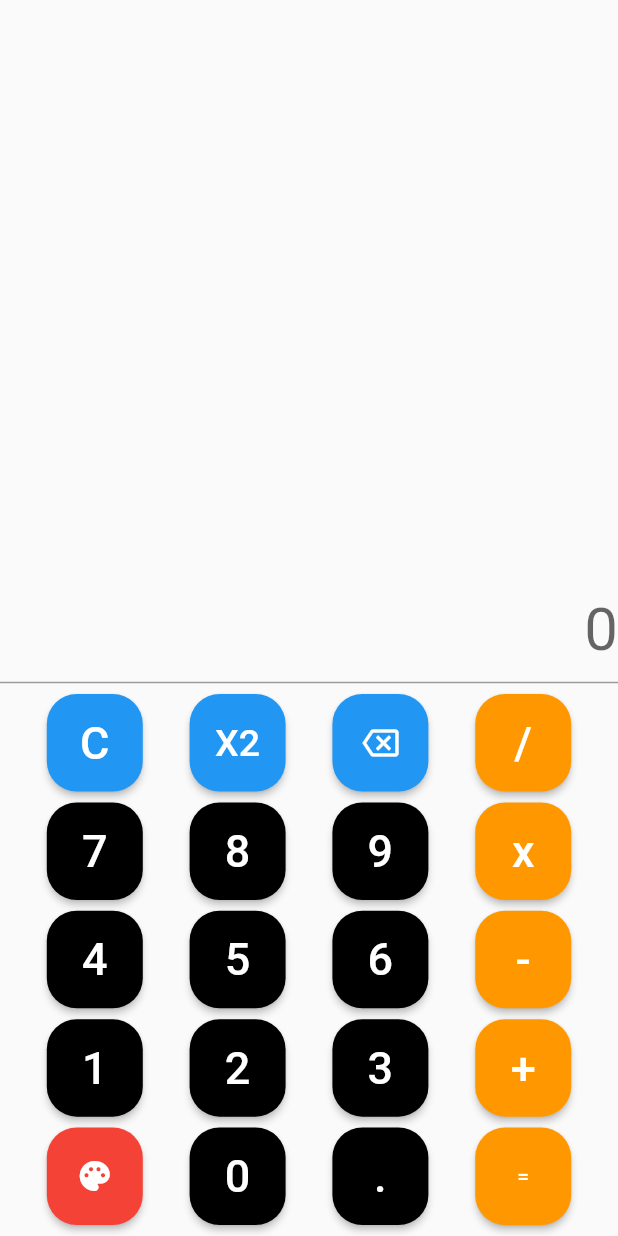
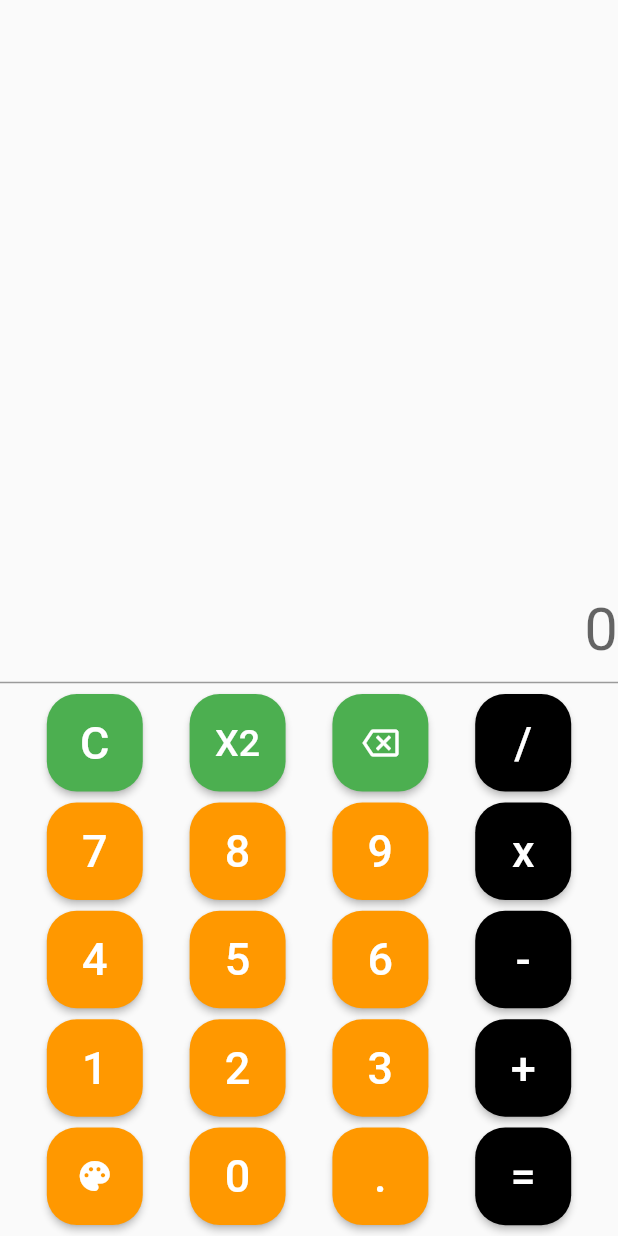
Before and after one commit to adhamniyozboyev/calc_adham, a Flutter app: the screen it shows after launch, after a tap on the "palette" icon, on a phone screen of 412 x 824 dp. Run offline on Flutter 3.47's test engine with Material 2 defaults, Android fonts, the light colour scheme and no system bars.

Commit message:
given design

```diff
--- a/lib/main.dart
+++ b/lib/main.dart
@@ -14,12 +14,16 @@ class MyApp extends StatefulWidget {
 }
 
 class _MyAppState extends State<MyApp> {
-  Color change=Colors.orange;
+  Color change = Colors.orange;
+  Color change2 = Colors.black;
+  Color change3=Colors.blue;
   TextEditingController controller = TextEditingController();
-  Widget exp(String b, [Color col2 = Colors.orange]) {
+  Widget exp(
+    String b,
+  ) {
     return ElevatedButton(
         style: ElevatedButton.styleFrom(
-          backgroundColor: col2,
+          backgroundColor: change,
           fixedSize: Size(40, 65),
           shape:
               RoundedRectangleBorder(borderRadius: BorderRadius.circular(20)),
@@ -46,14 +50,16 @@ class _MyAppState extends State<MyApp> {
         ));
   }
 
-  Widget wid(String a, [Color col = Colors.black]) {
+  Widget wid(
+    String a,
+  ) {
     return ElevatedButton(
         style: ElevatedButton.styleFrom(
           shape:
               RoundedRectangleBorder(borderRadius: BorderRadius.circular(20)),
           fixedSize: Size(40, 65),
-            backgroundColor: col,
-            surfaceTintColor: col),
+          backgroundColor: change2,
+        ),
         onPressed: () {
           controller.text += a;
         },
@@ -88,7 +94,7 @@ class _MyAppState extends State<MyApp> {
                       shape: RoundedRectangleBorder(
                           borderRadius: BorderRadius.circular(20)),
                       fixedSize: Size(40, 65),
-                      backgroundColor: Colors.blue),
+                      backgroundColor:change3),
                   onPressed: () {
                     controller.text = '';
                   },
@@ -101,7 +107,7 @@ class _MyAppState extends State<MyApp> {
                       shape: RoundedRectangleBorder(
                           borderRadius: BorderRadius.circular(20)),
                       fixedSize: Size(40, 65),
-                      backgroundColor: Colors.blue),
+                      backgroundColor: change3),
                   onPressed: () {
                     //  controller.text=controller.text*controller.text;
                   },
@@ -114,22 +120,18 @@ class _MyAppState extends State<MyApp> {
                       shape: RoundedRectangleBorder(
                           borderRadius: BorderRadius.circular(20)),
                       fixedSize: Size(40, 65),
-                      backgroundColor: Colors.blue),
+                      backgroundColor: change3),
                   onPressed: () {
-                    controller.text = controller.text.substring(0, controller.text.length-1);
-                  }, child: Icon(Icons.backspace_outlined)),
+                    controller.text = controller.text
+                        .substring(0, controller.text.length - 1);
+                  },
+                  child: Icon(Icons.backspace_outlined)),
               exp('/')
             ],
           ),
           Row(
             mainAxisAlignment: MainAxisAlignment.spaceEvenly,
-            children: [
-              wid('7'),
-              wid('8'),
-              wid('9'),
-              exp(
-                'x',
-              )
+            children: [ wid('7'),wid('8'),wid('9'), exp('x',)
             ],
           ),
           Row(
@@ -146,17 +148,20 @@ class _MyAppState extends State<MyApp> {
                   style: ElevatedButton.styleFrom(
                       shape: RoundedRectangleBorder(
                           borderRadius: BorderRadius.circular(20)),
-                      backgroundColor: Colors.red,
+                      backgroundColor:change2,
                       fixedSize: Size(40, 65)),
                   onPressed: () {
-
+                    change = Colors.black;
+                    change2 = Colors.orange;
+                    change3=Colors.green;
+                    setState(() {});
                   },
-                  child:(Icon(Icons.palette))),
+                  child: (Icon(Icons.palette))),
               ElevatedButton(
                   style: ElevatedButton.styleFrom(
                       shape: RoundedRectangleBorder(
                           borderRadius: BorderRadius.circular(20)),
-                      backgroundColor: Colors.black,
+                      backgroundColor:change2,
                       fixedSize: Size(40, 65)),
                   onPressed: () {
                     controller.text += '0';
@@ -170,7 +175,7 @@ class _MyAppState extends State<MyApp> {
                   style: ElevatedButton.styleFrom(
                       shape: RoundedRectangleBorder(
                           borderRadius: BorderRadius.circular(20)),
-                      backgroundColor: Colors.orange,
+                      backgroundColor: change,
                       fixedSize: Size(40, 65.1)),
                   onPressed: () {
                     String exp = '+-x/';
@@ -222,7 +227,10 @@ class _MyAppState extends State<MyApp> {
 
                     controller.text = numbers[0].toStringAsFixed(4);
                   },
-                  child: Text('='))
+                  child: Text(
+                    '=',
+                    style: TextStyle(fontSize: 30),
+                  ))
             ],
           )
         ],
```
Lines whose indentation alone changed are shown as unchanged.
